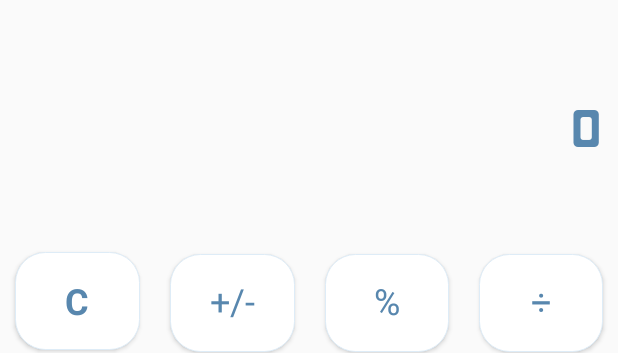
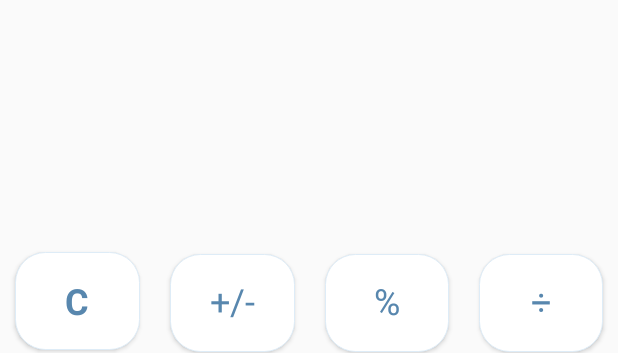
Before and after one commit to ShahramKhandagi/Calculator, an Android app: the layout activity_main.xml on its own in the app's theme, with its tools: preview values and no code run, on a phone screen of 412 x 824 dp. Shown: the part 175-528 px from the top of the screen. Run offline under Robolectric (Android 15) with nearby library versions, the phone set to English and light mode, and no system bars.

```diff
--- a/app/src/main/java/com/example/calculatorapp/MainActivity.kt
+++ b/app/src/main/java/com/example/calculatorapp/MainActivity.kt
@@ -88,7 +88,6 @@ class MainActivity : AppCompatActivity() {
         var prefix = ""
 
         var inputValue = binding.input.text.toString()
-        isOperationInInput = true
         if (isNumberInInput && isOperationInInput && !isEqualInInput) {
             binding.input.append("=")
             isEqualInInput = true
@@ -153,7 +152,7 @@ class MainActivity : AppCompatActivity() {
 
     // change text size
     fun textSize() {
-        if (isNumberInInput && isOperationInInput) {
+        if (isEqualInInput) {
             binding.input.setTextSize(TypedValue.COMPLEX_UNIT_SP, 18f)
             binding.output.setTextSize(TypedValue.COMPLEX_UNIT_SP, 36f)
         }
--- a/app/src/main/res/layout/activity_main.xml
+++ b/app/src/main/res/layout/activity_main.xml
@@ -34,7 +34,6 @@
             android:fontFamily="@font/carres"
             android:gravity="center|right"
             android:padding="10dp"
-            android:text="0"
             android:textColor="#5887ae       "
             android:textSize="36sp" />
     </LinearLayout>
--- a/app/src/main/res/values/themes.xml
+++ b/app/src/main/res/values/themes.xml
@@ -2,7 +2,7 @@
     <!-- Base application theme. -->
     <style name="Theme.CalculatorApp" parent="Theme.MaterialComponents.DayNight.NoActionBar.Bridge">
         <!-- Primary brand color. -->
-        <item name="colorPrimary">@color/purple_500</item>
+        <item name="colorPrimary">#5887ae</item>
         <item name="colorPrimaryVariant">@color/white</item>
         <item name="colorOnPrimary">@color/white</item>
         <!-- Secondary brand color. -->
```
